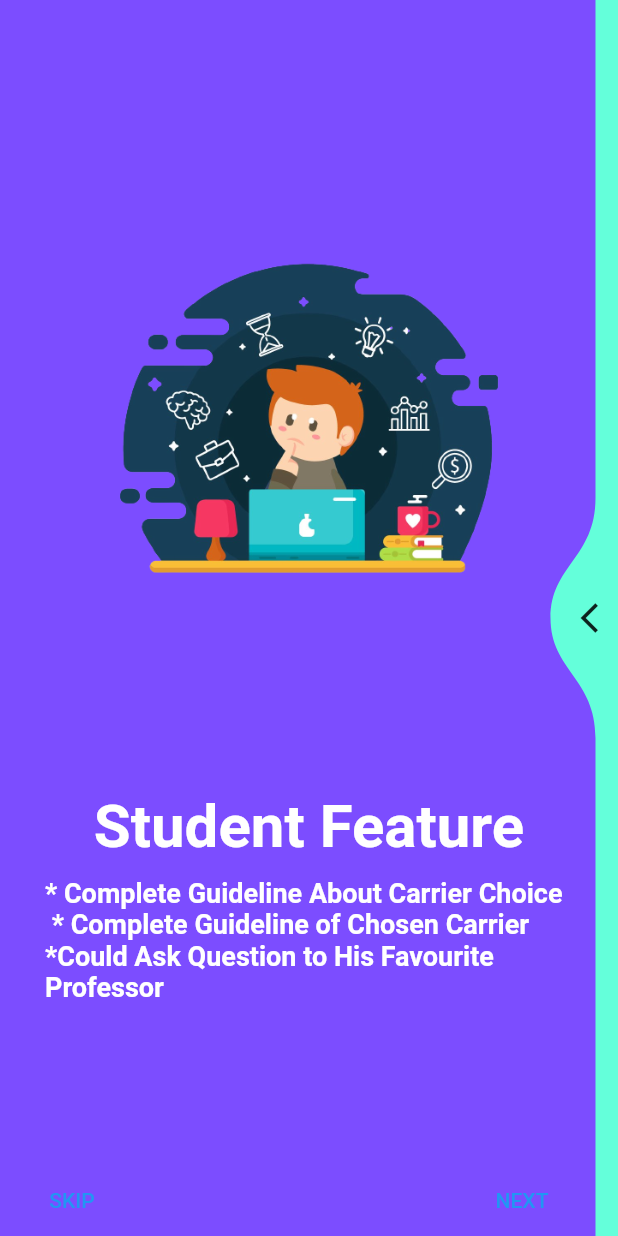
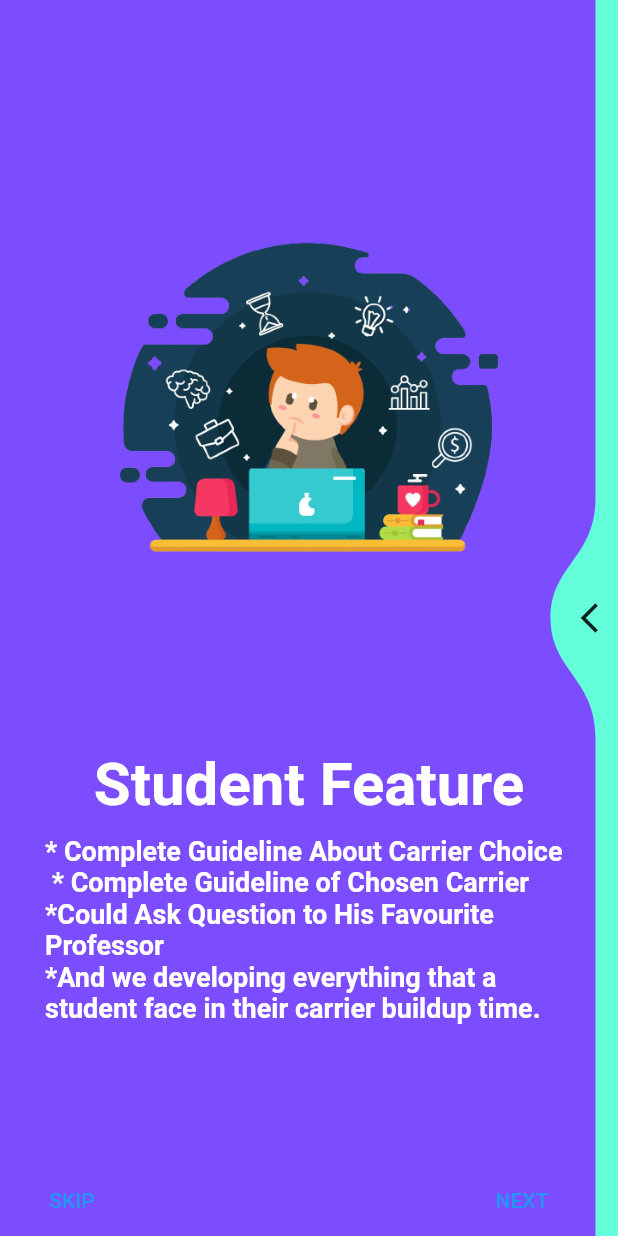
Before and after one commit to takrimchy/Educational-Application-ShekhoBhai-, a Flutter app: the screen it shows after launch, on a phone screen of 412 x 824 dp. Run offline on Flutter 3.47's test engine with Material 2 defaults, Android fonts, the phone set to English and light mode, and no system bars; drawn by our look-alikes of liquid_swipe; our stand-ins replace google_fonts.

Commit message:
Developing

```diff
--- a/developer_side/lib/welcomePage.dart
+++ b/developer_side/lib/welcomePage.dart
@@ -2,14 +2,20 @@ import 'package:flutter/material.dart';
 import 'logIn.dart';
 import 'package:liquid_swipe/liquid_swipe.dart';
 
-class welcomePage extends StatelessWidget {
+class welcomePage extends StatefulWidget {
+  welcomePage({Key? key}) : super(key: key);
+
+  @override
+  State<welcomePage> createState() => _welcomePageState();
+}
+
 final controller = LiquidController();
+int _value = 1;
 
-
+class _welcomePageState extends State<welcomePage> {
   @override
   Widget build(BuildContext context) {
     var height = MediaQuery.of(context).size.height;
-
     return Scaffold(
         body: Stack(children: [
       LiquidSwipe(
@@ -45,7 +51,7 @@ class welcomePage extends StatelessWidget {
                       ),
                       Text(
                         "* Complete Guideline About Carrier Choice \n * Complete Guideline of Chosen Carrier\n"
-                        "*Could Ask Question to His Favourite Professor",
+                        "*Could Ask Question to His Favourite Professor\n*And we developing everything that a student face in their carrier buildup time.",
                         style: TextStyle(
                             color: Colors.white,
                             fontSize: 18,
@@ -121,6 +127,40 @@ class welcomePage extends StatelessWidget {
                 ),
                 Row(
                   children: [
+                    Radio(
+                      value: 1,
+                      groupValue: _value,
+                      onChanged: (value) {
+                        setState(() {
+                         // _value = value;
+                        });
+                      },
+                    ),
+                    const SizedBox(
+                      width: 10.0,
+                    ),
+                    Text("Student"),
+                  ],
+                ),
+                Row(
+                  children: [
+                    Radio(
+                      value: 2,
+                      groupValue: _value,
+                      onChanged: (value) {
+                        setState(() {
+                         // _value = value;
+                        });
+                      },
+                    ),
+                    const SizedBox(
+                      width: 10.0,
+                    ),
+                    const Text("Teacher"),
+                  ],
+                ),
+                Row(
+                  children: [
                     Expanded(
                       child: OutlinedButton(
                           onPressed: () {
@@ -157,7 +197,6 @@ class welcomePage extends StatelessWidget {
           ),
         ],
       ),
-
       Positioned(
           bottom: 0,
           left: 16,
@@ -172,23 +211,21 @@ class welcomePage extends StatelessWidget {
                 },
               ),
               TextButton(
-                    child: const Text("NEXT",
-                    style: TextStyle(color: Colors.blue),),
+                child: const Text(
+                  "NEXT",
+                  style: TextStyle(color: Colors.blue),
+                ),
                 onPressed: () {
                   final page = controller.currentPage + 1;
 
-                      controller.animateToPage(page: page > 4 ? 0 : page,
+                  controller.animateToPage(
+                    page: page > 4 ? 0 : page,
                     duration: 400,
                   );
                 },
               ),
             ],
-              )
-          )
-
-    ]
-        )
-    );
-
+          ))
+    ]));
   }
 }
```
Also changed, not shown: developer_side/pubspec.lock. Lines whose indentation alone changed are shown as unchanged.
